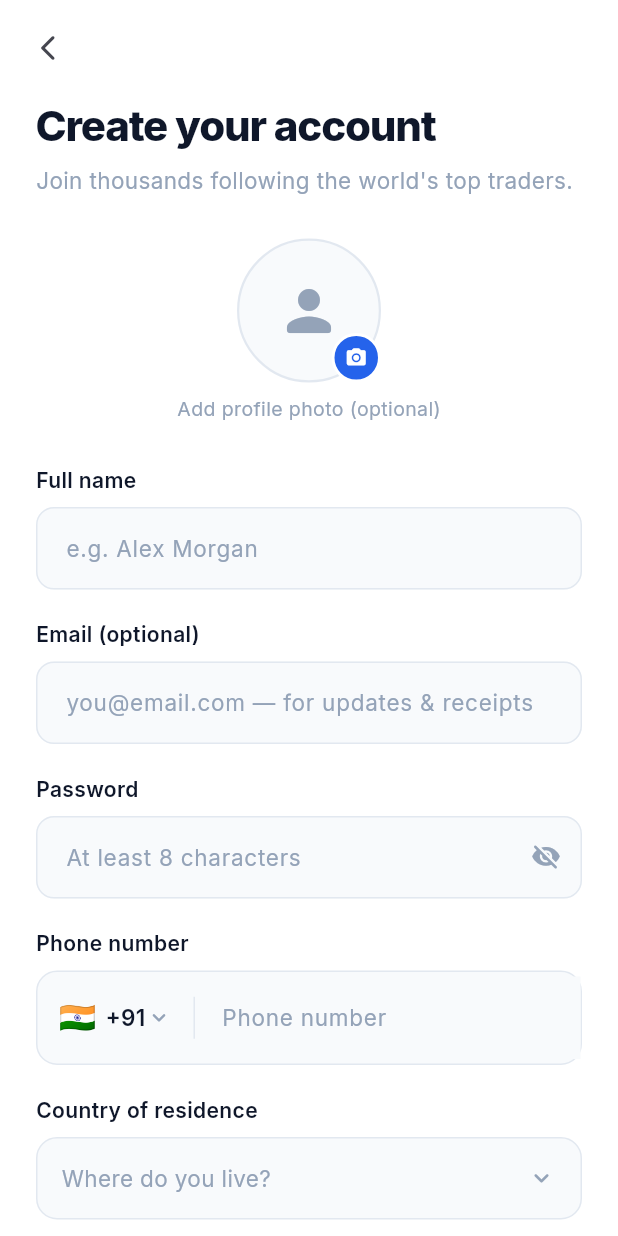
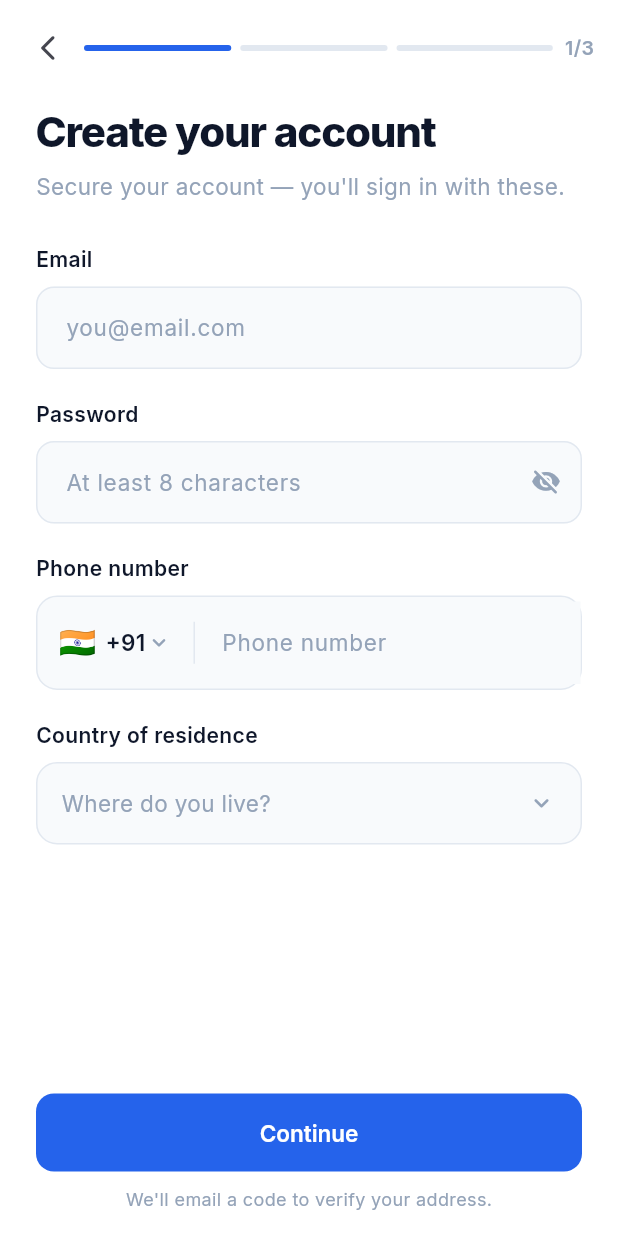
Before and after one commit to shazerlone/tv_license_app, a Flutter app: the FollowerRegisterScreen screen opened directly, on a phone screen of 412 x 824 dp. Run offline on Flutter 3.47's test engine with Material 3 defaults, Android fonts, the phone set to English and light mode, and no system bars; our stand-ins replace firebase_core, firebase_messaging, google_fonts, image_picker, qr_flutter, share_plus and 3 more; missing offline and left inert: dart:html, flutter_webrtc, gal; accounts and stored records are empty; network calls fail.

Commit message:
feat(auth): premium stepped (Binance-style) follower registration
Replace the long single-scroll follower form with a focused 3-step flow:
1. Account — email, password (with a live strength meter), phone, country
2. About you — photo, name, experience
3. Interests

Adds a segmented progress bar, per-step validation with inline errors, and
animated step transitions. Password is required (8+ chars) as before.

Co-Authored-By: Claude Opus 4.8 <noreply@anthropic.com>
Claude-Session: https://claude.ai/code/session_01KSLhgA3su6KMHBKNL29uhB

```diff
--- a/mobile/lib/screens/follower_register_screen.dart
+++ b/mobile/lib/screens/follower_register_screen.dart
@@ -21,7 +21,6 @@ class FollowerRegisterScreen extends StatefulWidget {
 
 class _FollowerRegisterScreenState extends State<FollowerRegisterScreen>
     with TickerProviderStateMixin {
-  final _formKey = GlobalKey<FormState>();
   final _nameController = TextEditingController();
   final _phoneController = TextEditingController();
   final _emailController = TextEditingController();
@@ -34,6 +33,10 @@ class _FollowerRegisterScreenState extends State<FollowerRegisterScreen>
   String? _experience;
   final Set<String> _interests = {};
   bool _isLoading = false;
+  int _step = 0; // 0 = account, 1 = about you, 2 = interests
+
+  // Per-field error text for the stepped flow (validated on Continue).
+  String? _emailError, _passwordError, _phoneError, _nameError;
 
   final _experienceLevels = const [
     'Brand new to trading',
@@ -81,18 +84,65 @@ class _FollowerRegisterScreenState extends State<FollowerRegisterScreen>
     if (url != null && mounted) setState(() => _photoDataUrl = url);
   }
 
+  /// Password strength 0..4 (length + variety of character classes).
+  int get _pwStrength {
+    final p = _passwordController.text;
+    if (p.length < 8) return p.isEmpty ? 0 : 1;
+    var score = 1;
+    if (RegExp(r'[A-Z]').hasMatch(p) && RegExp(r'[a-z]').hasMatch(p)) score++;
+    if (RegExp(r'[0-9]').hasMatch(p)) score++;
+    if (RegExp(r'[^A-Za-z0-9]').hasMatch(p) || p.length >= 12) score++;
+    return score.clamp(0, 4);
+  }
+
+  // ── Step navigation ───────────────────────────────────────────────────────
+  bool _validateAccount() {
+    setState(() {
+      _emailError = _emailController.text.trim().isNotEmpty && !_emailController.text.contains('@')
+          ? 'Enter a valid email'
+          : null;
+      _passwordError = _passwordController.text.length < 8 ? 'Use at least 8 characters' : null;
+      _phoneError = _phoneController.text.trim().isEmpty ? 'Enter your phone number' : null;
+    });
+    if (_residence == null) {
+      ScaffoldMessenger.of(context).showSnackBar(const SnackBar(content: Text('Select your country of residence')));
+      return false;
+    }
+    return _emailError == null && _passwordError == null && _phoneError == null;
+  }
+
+  bool _validateAbout() {
+    setState(() => _nameError = _nameController.text.trim().isEmpty ? 'Enter your name' : null);
+    if (_nameError != null) return false;
+    if (_experience == null) {
+      ScaffoldMessenger.of(context).showSnackBar(const SnackBar(content: Text('Select your trading experience')));
+      return false;
+    }
+    return true;
+  }
+
+  void _next() {
+    if (_step == 0 && !_validateAccount()) return;
+    if (_step == 1 && !_validateAbout()) return;
+    if (_step < 2) {
+      setState(() => _step++);
+    } else {
+      _continue();
+    }
+  }
+
+  void _back() {
+    if (_step == 0) {
+      Navigator.pop(context);
+    } else {
+      setState(() => _step--);
+    }
+  }
+
   Future<void> _continue() async {
-    if (!_formKey.currentState!.validate()) return;
-    if (_residence == null) {
-      ScaffoldMessenger.of(context).showSnackBar(
-        const SnackBar(content: Text('Please select your country of residence')),
-      );
-      return;
-    }
-    if (_experience == null) {
-      ScaffoldMessenger.of(context).showSnackBar(
-        const SnackBar(content: Text('Please select your trading experience')),
-      );
+    // Each step was validated before reaching here.
+    if (_residence == null || _experience == null) {
+      setState(() => _step = 0);
       return;
     }
     final phone = '${_country.dialCode} ${_phoneController.text.trim()}';
@@ -164,6 +214,13 @@ class _FollowerRegisterScreenState extends State<FollowerRegisterScreen>
     );
   }
 
+  static const _titles = ['Create your account', 'About you', 'Your interests'];
+  static const _subtitles = [
+    'Secure your account — you\'ll sign in with these.',
+    'A little about you so we can tailor your feed.',
+    'Pick a few markets — we\'ll personalise your feed.',
+  ];
+
   @override
   Widget build(BuildContext context) {
     return Scaffold(
@@ -173,105 +230,148 @@ class _FollowerRegisterScreenState extends State<FollowerRegisterScreen>
           opacity: _fade,
           child: Column(
             children: [
-              // Top bar
+              // Top bar + progress
               Padding(
-                padding: const EdgeInsets.fromLTRB(8, 8, 8, 0),
+                padding: const EdgeInsets.fromLTRB(8, 8, 16, 0),
                 child: Row(
                   children: [
                     IconButton(
                       icon: const Icon(Icons.arrow_back_ios_new_rounded, size: 20),
-                      onPressed: () => Navigator.pop(context),
+                      onPressed: _back,
                     ),
+                    Expanded(child: _StepBar(step: _step, total: 3)),
+                    const SizedBox(width: 8),
+                    Text('${_step + 1}/3', style: GoogleFonts.inter(fontSize: 13, fontWeight: FontWeight.w600, color: AppColors.textMuted)),
                   ],
                 ),
               ),
               Expanded(
                 child: SingleChildScrollView(
-                  padding: const EdgeInsets.fromLTRB(24, 8, 24, 24),
-                  child: Form(
-                    key: _formKey,
+                  padding: const EdgeInsets.fromLTRB(24, 12, 24, 24),
                   child: Column(
                     crossAxisAlignment: CrossAxisAlignment.start,
                     children: [
                       Text(
-                          'Create your account',
-                          style: GoogleFonts.inter(
-                            fontSize: 28,
-                            fontWeight: FontWeight.w800,
-                            color: AppColors.textPrimary,
-                            letterSpacing: -0.8,
-                          ),
+                        _titles[_step],
+                        style: GoogleFonts.inter(fontSize: 28, fontWeight: FontWeight.w800, color: AppColors.textPrimary, letterSpacing: -0.8),
                       ),
                       const SizedBox(height: 6),
                       Text(
-                          'Join thousands following the world\'s top traders.',
-                          style: GoogleFonts.inter(
-                            fontSize: 15,
-                            color: AppColors.textMuted,
-                            height: 1.4,
+                        _subtitles[_step],
+                        style: GoogleFonts.inter(fontSize: 15, color: AppColors.textMuted, height: 1.4),
+                      ),
+                      const SizedBox(height: 28),
+                      AnimatedSwitcher(
+                        duration: const Duration(milliseconds: 220),
+                        transitionBuilder: (child, anim) => FadeTransition(
+                          opacity: anim,
+                          child: SlideTransition(
+                            position: Tween(begin: const Offset(0.06, 0), end: Offset.zero).animate(anim),
+                            child: child,
                           ),
                         ),
-                        const SizedBox(height: 28),
+                        child: KeyedSubtree(
+                          key: ValueKey(_step),
+                          child: _stepContent(),
+                        ),
+                      ),
+                    ],
+                  ),
+                ),
+              ),
+              // Bottom action bar
+              Padding(
+                padding: const EdgeInsets.fromLTRB(24, 8, 24, 16),
+                child: Column(
+                  children: [
+                    ElevatedButton(
+                      onPressed: _isLoading ? null : _next,
+                      child: _isLoading
+                          ? const SizedBox(width: 20, height: 20, child: CircularProgressIndicator(strokeWidth: 2, color: Colors.white))
+                          : Text(_step < 2 ? 'Continue' : 'Create account'),
+                    ),
+                    const SizedBox(height: 10),
+                    Text(
+                      _step == 0
+                          ? 'We\'ll email a code to verify your address.'
+                          : 'You can change these later in your profile.',
+                      style: GoogleFonts.inter(fontSize: 12, color: AppColors.textMuted),
+                    ),
+                  ],
+                ),
+              ),
+            ],
+          ),
+        ),
+      ),
+    );
+  }
 
-                        // Profile photo
-                        Center(child: _PhotoPicker(dataUrl: _photoDataUrl, onTap: _pickPhoto)),
-                        const SizedBox(height: 28),
+  Widget _stepContent() {
+    switch (_step) {
+      case 0:
+        return _accountStep();
+      case 1:
+        return _aboutStep();
+      default:
+        return _interestsStep();
+    }
+  }
 
-                        _Label('Full name'),
+  // Step 0 — email + password + phone + country (the account itself).
+  Widget _accountStep() {
+    return Column(
+      crossAxisAlignment: CrossAxisAlignment.start,
+      children: [
+        _Label('Email'),
         const SizedBox(height: 8),
-                        TextFormField(
-                          controller: _nameController,
-                          textCapitalization: TextCapitalization.words,
-                          textInputAction: TextInputAction.next,
-                          style: GoogleFonts.inter(fontSize: 15, color: AppColors.textPrimary),
-                          decoration: const InputDecoration(hintText: 'e.g. Alex Morgan'),
-                          validator: (v) => (v == null || v.isEmpty) ? 'Enter your name' : null,
-                        ),
-                        const SizedBox(height: 20),
-
-                        _Label('Email (optional)'),
-                        const SizedBox(height: 8),
-                        TextFormField(
+        TextField(
           controller: _emailController,
           keyboardType: TextInputType.emailAddress,
           textInputAction: TextInputAction.next,
           autocorrect: false,
+          onChanged: (_) { if (_emailError != null) setState(() => _emailError = null); },
           style: GoogleFonts.inter(fontSize: 15, color: AppColors.textPrimary),
-                          decoration: const InputDecoration(hintText: 'you@email.com — for updates & receipts'),
-                          validator: (v) => (v != null && v.isNotEmpty && !v.contains('@')) ? 'Enter a valid email' : null,
+          decoration: InputDecoration(hintText: 'you@email.com', errorText: _emailError),
         ),
         const SizedBox(height: 20),
-
         _Label('Password'),
         const SizedBox(height: 8),
-                        TextFormField(
+        TextField(
           controller: _passwordController,
           obscureText: _obscurePassword,
           textInputAction: TextInputAction.next,
           autocorrect: false,
           enableSuggestions: false,
+          onChanged: (_) => setState(() => _passwordError = null),
           style: GoogleFonts.inter(fontSize: 15, color: AppColors.textPrimary),
           decoration: InputDecoration(
             hintText: 'At least 8 characters',
+            errorText: _passwordError,
             suffixIcon: IconButton(
               icon: Icon(_obscurePassword ? Icons.visibility_off_rounded : Icons.visibility_rounded, size: 20, color: AppColors.textMuted),
               onPressed: () => setState(() => _obscurePassword = !_obscurePassword),
             ),
           ),
-                          validator: (v) => (v == null || v.length < 8) ? 'Use at least 8 characters' : null,
         ),
+        if (_passwordController.text.isNotEmpty) ...[
+          const SizedBox(height: 10),
+          _PasswordStrength(strength: _pwStrength),
+        ],
         const SizedBox(height: 20),
-
         _Label('Phone number'),
         const SizedBox(height: 8),
         PhoneField(
           controller: _phoneController,
           country: _country,
           onCountryChanged: (c) => setState(() => _country = c),
-                          onSubmitted: _continue,
+          onSubmitted: _next,
         ),
+        if (_phoneError != null) ...[
+          const SizedBox(height: 6),
+          Text(_phoneError!, style: GoogleFonts.inter(fontSize: 12, color: AppColors.red)),
+        ],
         const SizedBox(height: 20),
-
         _Label('Country of residence'),
         const SizedBox(height: 8),
         CountryField(
@@ -279,8 +379,28 @@ class _FollowerRegisterScreenState extends State<FollowerRegisterScreen>
           hint: 'Where do you live?',
           onChanged: (c) => setState(() => _residence = c),
         ),
-                        const SizedBox(height: 20),
+      ],
+    );
+  }
 
+  // Step 1 — photo + name + experience.
+  Widget _aboutStep() {
+    return Column(
+      crossAxisAlignment: CrossAxisAlignment.start,
+      children: [
+        Center(child: _PhotoPicker(dataUrl: _photoDataUrl, onTap: _pickPhoto)),
+        const SizedBox(height: 28),
+        _Label('Full name'),
+        const SizedBox(height: 8),
+        TextField(
+          controller: _nameController,
+          textCapitalization: TextCapitalization.words,
+          textInputAction: TextInputAction.done,
+          onChanged: (_) { if (_nameError != null) setState(() => _nameError = null); },
+          style: GoogleFonts.inter(fontSize: 15, color: AppColors.textPrimary),
+          decoration: InputDecoration(hintText: 'e.g. Alex Morgan', errorText: _nameError),
+        ),
+        const SizedBox(height: 24),
         _Label('How experienced are you?'),
         const SizedBox(height: 10),
         ..._experienceLevels.map(
@@ -290,16 +410,13 @@ class _FollowerRegisterScreenState extends State<FollowerRegisterScreen>
             onTap: () => setState(() => _experience = level),
           ),
         ),
-                        const SizedBox(height: 20),
+      ],
+    );
+  }
 
-                        _Label('What are you interested in?'),
-                        const SizedBox(height: 4),
-                        Text(
-                          'Pick a few — we\'ll tailor your feed.',
-                          style: GoogleFonts.inter(fontSize: 12, color: AppColors.textMuted),
-                        ),
-                        const SizedBox(height: 12),
-                        Wrap(
+  // Step 2 — interests.
+  Widget _interestsStep() {
+    return Wrap(
       spacing: 10,
       runSpacing: 10,
       children: _interestOptions.map((opt) {
@@ -312,36 +429,68 @@ class _FollowerRegisterScreenState extends State<FollowerRegisterScreen>
           }),
         );
       }).toList(),
-                        ),
-                        const SizedBox(height: 32),
+    );
+  }
+}
 
-                        ElevatedButton(
-                          onPressed: _isLoading ? null : _continue,
-                          child: _isLoading
-                              ? const SizedBox(
-                                  width: 20,
-                                  height: 20,
-                                  child: CircularProgressIndicator(
-                                      strokeWidth: 2, color: Colors.white),
-                                )
-                              : const Text('Continue'),
-                        ),
-                        const SizedBox(height: 14),
-                        Center(
-                          child: Text(
-                            'We\'ll text a 6-digit code to verify your number.',
-                            style: GoogleFonts.inter(fontSize: 12, color: AppColors.textMuted),
+/// Segmented progress bar across the registration steps.
+class _StepBar extends StatelessWidget {
+  final int step;
+  final int total;
+  const _StepBar({required this.step, required this.total});
+
+  @override
+  Widget build(BuildContext context) {
+    return Row(
+      children: List.generate(total, (i) {
+        final done = i <= step;
+        return Expanded(
+          child: AnimatedContainer(
+            duration: const Duration(milliseconds: 220),
+            height: 4,
+            margin: EdgeInsets.only(right: i == total - 1 ? 0 : 6),
+            decoration: BoxDecoration(
+              color: done ? AppColors.primary : AppColors.border,
+              borderRadius: BorderRadius.circular(2),
             ),
           ),
-                      ],
+        );
+      }),
+    );
+  }
+}
+
+/// Password strength meter (4 bars + label).
+class _PasswordStrength extends StatelessWidget {
+  final int strength; // 0..4
+  const _PasswordStrength({required this.strength});
+
+  @override
+  Widget build(BuildContext context) {
+    const labels = ['Too short', 'Weak', 'Fair', 'Good', 'Strong'];
+    final colors = [AppColors.red, AppColors.red, Colors.orange, AppColors.green, AppColors.green];
+    final c = colors[strength];
+    return Column(
+      crossAxisAlignment: CrossAxisAlignment.start,
+      children: [
+        Row(
+          children: List.generate(4, (i) {
+            final on = i < strength;
+            return Expanded(
+              child: Container(
+                height: 4,
+                margin: EdgeInsets.only(right: i == 3 ? 0 : 6),
+                decoration: BoxDecoration(
+                  color: on ? c : AppColors.border,
+                  borderRadius: BorderRadius.circular(2),
                 ),
               ),
+            );
+          }),
         ),
-              ),
+        const SizedBox(height: 6),
+        Text(labels[strength], style: GoogleFonts.inter(fontSize: 12, fontWeight: FontWeight.w600, color: c)),
       ],
-          ),
-        ),
-      ),
     );
   }
 }
```
Lines whose indentation alone changed are shown as unchanged.
